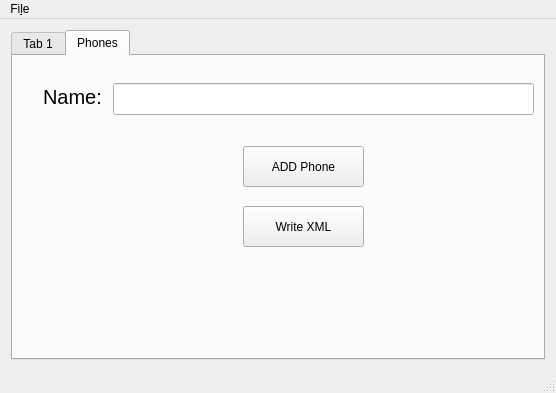
Above: centraltiendaMoviles/mainwindow.ui from ChristopherCousin/PhoneShop before the change. Below: the same form after it.
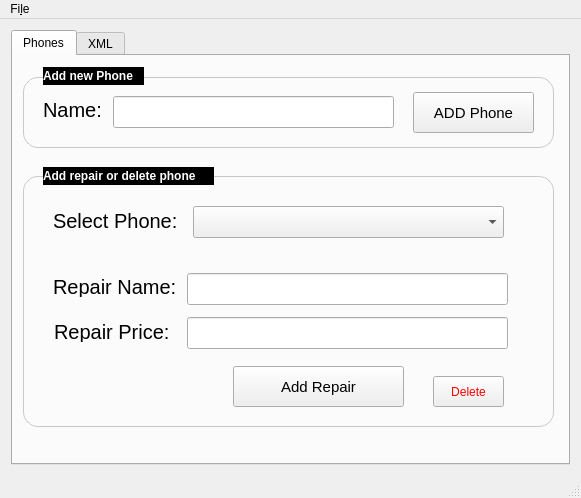
That is the form after the change.

Commit message: Added repair function and interface

Diff of the .ui file:
```diff
--- a/centraltiendaMoviles/mainwindow.ui
+++ b/centraltiendaMoviles/mainwindow.ui
@@ -6,8 +6,8 @@
    <rect>
     <x>0</x>
     <y>0</y>
-    <width>556</width>
-    <height>393</height>
+    <width>581</width>
+    <height>498</height>
    </rect>
   </property>
   <property name="windowTitle">
@@ -20,11 +20,6 @@
       <property name="currentIndex">
        <number>1</number>
       </property>
-      <widget class="QWidget" name="tab">
-       <attribute name="title">
-        <string>Tab 1</string>
-       </attribute>
-      </widget>
       <widget class="QWidget" name="tab_2">
        <attribute name="title">
         <string>Phones</string>
@@ -33,7 +28,7 @@
         <property name="geometry">
          <rect>
           <x>30</x>
-          <y>30</y>
+          <y>43</y>
           <width>61</width>
           <height>21</height>
          </rect>
@@ -51,8 +46,8 @@
         <property name="geometry">
          <rect>
           <x>100</x>
-          <y>27</y>
-          <width>421</width>
+          <y>40</y>
+          <width>281</width>
           <height>32</height>
          </rect>
         </property>
@@ -60,23 +55,272 @@
        <widget class="QPushButton" name="btn_AddPhone">
         <property name="geometry">
          <rect>
-          <x>230</x>
-          <y>90</y>
+          <x>400</x>
+          <y>36</y>
           <width>121</width>
           <height>41</height>
          </rect>
         </property>
+        <property name="font">
+         <font>
+          <pointsize>11</pointsize>
+          <weight>50</weight>
+          <bold>false</bold>
+         </font>
+        </property>
+        <property name="styleSheet">
+         <string notr="true"/>
+        </property>
         <property name="text">
          <string>ADD Phone</string>
         </property>
        </widget>
-       <widget class="QPushButton" name="btn_WriteXML">
+       <widget class="QComboBox" name="comboBox">
         <property name="geometry">
          <rect>
-          <x>230</x>
+          <x>180</x>
           <y>150</y>
+          <width>311</width>
+          <height>32</height>
+         </rect>
+        </property>
+       </widget>
+       <widget class="QLabel" name="label_2">
+        <property name="geometry">
+         <rect>
+          <x>40</x>
+          <y>154</y>
+          <width>141</width>
+          <height>21</height>
+         </rect>
+        </property>
+        <property name="font">
+         <font>
+          <pointsize>15</pointsize>
+         </font>
+        </property>
+        <property name="text">
+         <string>Select Phone:</string>
+        </property>
+       </widget>
+       <widget class="QLabel" name="label_3">
+        <property name="geometry">
+         <rect>
+          <x>10</x>
+          <y>21</y>
+          <width>531</width>
+          <height>71</height>
+         </rect>
+        </property>
+        <property name="styleSheet">
+         <string notr="true">QLabel {
+border: 1px solid #CBC8C8;
+border-radius: 15px;
+}</string>
+        </property>
+        <property name="text">
+         <string/>
+        </property>
+       </widget>
+       <widget class="QLabel" name="label_4">
+        <property name="geometry">
+         <rect>
+          <x>10</x>
+          <y>120</y>
+          <width>531</width>
+          <height>251</height>
+         </rect>
+        </property>
+        <property name="styleSheet">
+         <string notr="true">QLabel {
+border: 1px solid #CBC8C8;
+border-radius: 15px;
+}</string>
+        </property>
+        <property name="text">
+         <string/>
+        </property>
+       </widget>
+       <widget class="QLabel" name="label_5">
+        <property name="geometry">
+         <rect>
+          <x>30</x>
+          <y>11</y>
+          <width>101</width>
+          <height>18</height>
+         </rect>
+        </property>
+        <property name="font">
+         <font>
+          <weight>75</weight>
+          <bold>true</bold>
+         </font>
+        </property>
+        <property name="styleSheet">
+         <string notr="true">QLabel{
+background: solid black;
+color: white;
+}</string>
+        </property>
+        <property name="text">
+         <string extracomment="lll">Add new Phone</string>
+        </property>
+        <property name="wordWrap">
+         <bool>false</bool>
+        </property>
+       </widget>
+       <widget class="QLabel" name="label_6">
+        <property name="geometry">
+         <rect>
+          <x>30</x>
+          <y>111</y>
+          <width>171</width>
+          <height>18</height>
+         </rect>
+        </property>
+        <property name="font">
+         <font>
+          <weight>75</weight>
+          <bold>true</bold>
+         </font>
+        </property>
+        <property name="styleSheet">
+         <string notr="true">QLabel{
+background: solid black;
+color: white;
+}</string>
+        </property>
+        <property name="text">
+         <string extracomment="lll">Add repair or delete phone</string>
+        </property>
+        <property name="wordWrap">
+         <bool>false</bool>
+        </property>
+       </widget>
+       <widget class="QLabel" name="label_7">
+        <property name="geometry">
+         <rect>
+          <x>40</x>
+          <y>220</y>
+          <width>131</width>
+          <height>21</height>
+         </rect>
+        </property>
+        <property name="font">
+         <font>
+          <pointsize>15</pointsize>
+         </font>
+        </property>
+        <property name="text">
+         <string>Repair Name:</string>
+        </property>
+       </widget>
+       <widget class="QLabel" name="label_8">
+        <property name="geometry">
+         <rect>
+          <x>41</x>
+          <y>265</y>
           <width>121</width>
+          <height>21</height>
+         </rect>
+        </property>
+        <property name="font">
+         <font>
+          <pointsize>15</pointsize>
+         </font>
+        </property>
+        <property name="text">
+         <string>Repair Price:</string>
+        </property>
+       </widget>
+       <widget class="QLineEdit" name="lineEdit_Repairname">
+        <property name="geometry">
+         <rect>
+          <x>174</x>
+          <y>217</y>
+          <width>321</width>
+          <height>32</height>
+         </rect>
+        </property>
+       </widget>
+       <widget class="QLineEdit" name="lineEdit_Repairprice">
+        <property name="geometry">
+         <rect>
+          <x>174</x>
+          <y>261</y>
+          <width>321</width>
+          <height>32</height>
+         </rect>
+        </property>
+       </widget>
+       <widget class="QPushButton" name="btn_AddRepair">
+        <property name="geometry">
+         <rect>
+          <x>220</x>
+          <y>310</y>
+          <width>171</width>
           <height>41</height>
+         </rect>
+        </property>
+        <property name="font">
+         <font>
+          <pointsize>11</pointsize>
+          <weight>50</weight>
+          <bold>false</bold>
+         </font>
+        </property>
+        <property name="styleSheet">
+         <string notr="true"/>
+        </property>
+        <property name="text">
+         <string>Add Repair</string>
+        </property>
+       </widget>
+       <widget class="QPushButton" name="btn_deletePhone">
+        <property name="geometry">
+         <rect>
+          <x>420</x>
+          <y>320</y>
+          <width>71</width>
+          <height>31</height>
+         </rect>
+        </property>
+        <property name="styleSheet">
+         <string notr="true">QPushButton {
+color:red;
+}</string>
+        </property>
+        <property name="text">
+         <string>Delete</string>
+        </property>
+       </widget>
+       <zorder>label_3</zorder>
+       <zorder>label_4</zorder>
+       <zorder>label</zorder>
+       <zorder>lineEdit</zorder>
+       <zorder>btn_AddPhone</zorder>
+       <zorder>comboBox</zorder>
+       <zorder>label_2</zorder>
+       <zorder>label_5</zorder>
+       <zorder>label_6</zorder>
+       <zorder>label_7</zorder>
+       <zorder>label_8</zorder>
+       <zorder>lineEdit_Repairname</zorder>
+       <zorder>lineEdit_Repairprice</zorder>
+       <zorder>btn_AddRepair</zorder>
+       <zorder>btn_deletePhone</zorder>
+      </widget>
+      <widget class="QWidget" name="tab">
+       <attribute name="title">
+        <string>XML</string>
+       </attribute>
+       <widget class="QPushButton" name="btn_WriteXML">
+        <property name="geometry">
+         <rect>
+          <x>150</x>
+          <y>230</y>
+          <width>201</width>
+          <height>51</height>
          </rect>
         </property>
         <property name="text">
@@ -93,7 +337,7 @@
     <rect>
      <x>0</x>
      <y>0</y>
-     <width>556</width>
+     <width>581</width>
      <height>30</height>
     </rect>
    </property>
```
Left out of the diff: 2 changed lines with no effect on the pictures. The commit also changes 6 other files.
